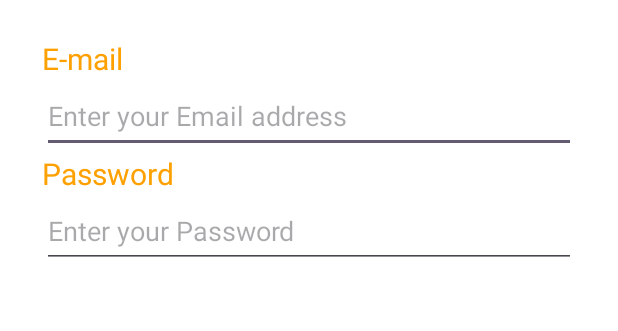
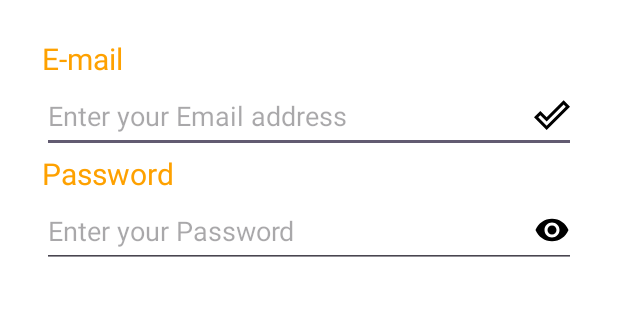
Before and after one commit to Raefabdulnazir/FurniCart, an Android app: the layout activity_login2.xml on its own in the app's theme, with its tools: preview values and no code run, on a phone screen of 412 x 824 dp. Shown: the part 697-1028 px from the top of the screen. Run offline under Robolectric (Android 15) with nearby library versions, the phone set to English and light mode, and no system bars.

Commit message:
created a login page

```diff
--- a/app/build.gradle.kts
+++ b/app/build.gradle.kts
@@ -5,7 +5,7 @@ plugins {
 
 android {
     namespace = "com.example.furnicart"
-    compileSdk = 33
+    compileSdk = 34
 
     defaultConfig {
         applicationId = "com.example.furnicart"
--- /dev/null
+++ b/app/src/main/res/drawable/done.xml
@@ -0,0 +1,5 @@
+<vector android:height="24dp" android:tint="#000000"
+    android:viewportHeight="24" android:viewportWidth="24"
+    android:width="24dp" xmlns:android="http://schemas.android.com/apk/res/android">
+    <path android:fillColor="@android:color/white" android:pathData="M19.77,5.03l1.4,1.4L8.43,19.17l-5.6,-5.6 1.4,-1.4 4.2,4.2L19.77,5.03m0,-2.83L8.43,13.54l-4.2,-4.2L0,13.57 8.43,22 24,6.43 19.77,2.2z"/>
+</vector>
--- /dev/null
+++ b/app/src/main/res/drawable/password_icon.xml
@@ -0,0 +1,5 @@
+<vector android:height="24dp" android:tint="#000000"
+    android:viewportHeight="24" android:viewportWidth="24"
+    android:width="24dp" xmlns:android="http://schemas.android.com/apk/res/android">
+    <path android:fillColor="@android:color/white" android:pathData="M12,4.5C7,4.5 2.73,7.61 1,12c1.73,4.39 6,7.5 11,7.5s9.27,-3.11 11,-7.5c-1.73,-4.39 -6,-7.5 -11,-7.5zM12,17c-2.76,0 -5,-2.24 -5,-5s2.24,-5 5,-5 5,2.24 5,5 -2.24,5 -5,5zM12,9c-1.66,0 -3,1.34 -3,3s1.34,3 3,3 3,-1.34 3,-3 -1.34,-3 -3,-3z"/>
+</vector>
--- a/app/src/main/res/layout/activity_login2.xml
+++ b/app/src/main/res/layout/activity_login2.xml
@@ -67,7 +67,8 @@
                 android:layout_height="49dp"
                 android:ems="10"
                 android:hint="Enter your Email address"
-                android:inputType="textEmailAddress" />
+                android:inputType="textEmailAddress"
+                android:drawableEnd="@drawable/done"/>
 
             <TextView
                 android:id="@+id/passwordLogin"
@@ -84,7 +85,7 @@
                 android:ems="10"
                 android:hint="Enter your Password"
                 android:inputType="textPassword"
-
+                android:drawableEnd="@drawable/password_icon"
                 />
 
 
```
